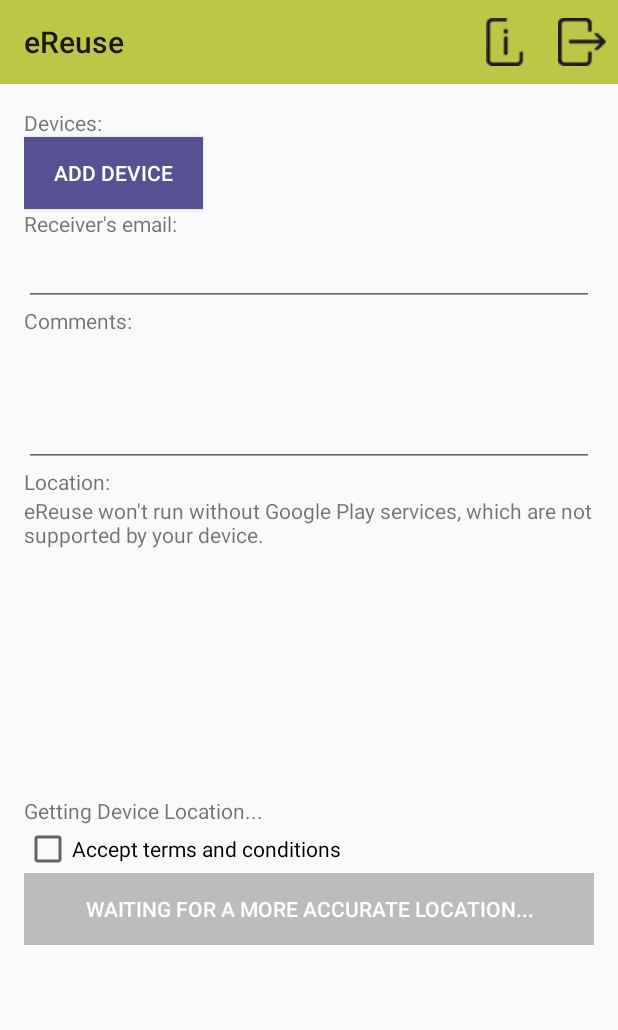
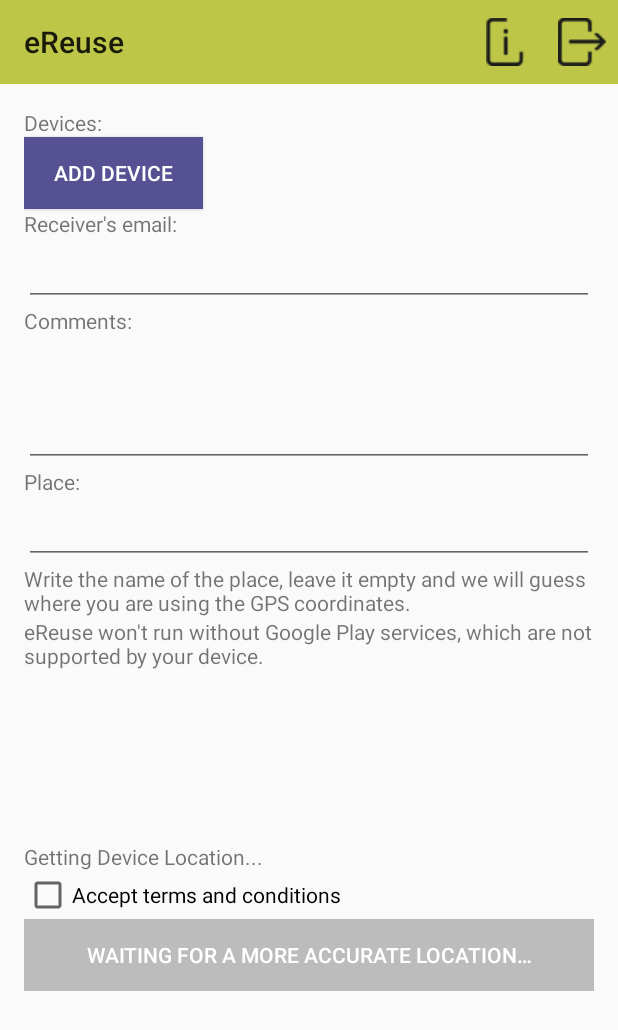
Before and after one commit to eReuse/android-old, an Android app: the FormActivity screen opened directly, with no data from a screen before it, on a phone screen of 412 x 824 dp. Shown: the top 1030 px of the screen. Run offline under Robolectric (Android 15) with nearby library versions, the phone set to English and light mode, and no system bars; libraries missing offline, so code that uses them is left out: com.google.zxing.integration; 3 statements that could not run were skipped.

Commit message:
Let user Locate writing a place, update gradle

```diff
--- a/ereuseAndroidApp/app/src/main/java/org/ereuse/scanner/services/api/ActionRequest.java
+++ b/ereuseAndroidApp/app/src/main/java/org/ereuse/scanner/services/api/ActionRequest.java
@@ -22,7 +22,9 @@
     public ActionRequest(User user, List<String> devicesList, String comment, Location location) {
         this.devices = devicesList;
         this.comment = comment;
-        this.geo = new Point(location);
+        if (location != null)
+            this.geo = new Point(location);
+        else this.geo = null;
     }
 
     public List<String> getDevicesList() {
--- a/ereuseAndroidApp/app/src/main/res/layout/activity_form.xml
+++ b/ereuseAndroidApp/app/src/main/res/layout/activity_form.xml
@@ -95,13 +95,27 @@
                 android:id="@+id/mapLabel"
                 android:text="@string/form_map_label" />
 
+            <EditText
+                android:layout_width="match_parent"
+                android:layout_height="wrap_content"
+                android:layout_below="@id/mapLabel"
+                android:inputType="textShortMessage"
+                android:id="@+id/formMapEditText" />
+
+            <TextView
+                android:layout_width="match_parent"
+                android:layout_height="wrap_content"
+                android:layout_below="@id/formMapEditText"
+                android:id="@+id/mapEditLabel"
+                android:text="@string/form_map_edit_text_hint" />
+
             <fragment xmlns:android="http://schemas.android.com/apk/res/android"
                 xmlns:tools="http://schemas.android.com/tools"
                 android:id="@+id/map"
                 android:name="com.google.android.gms.maps.SupportMapFragment"
                 android:layout_width="match_parent"
-                android:layout_height="200dp"
-                android:layout_below="@id/mapLabel" />
+                android:layout_height="150dp"
+                android:layout_below="@id/mapEditLabel" />
 
             <TextView
                 android:layout_width="match_parent"
--- a/ereuseAndroidApp/app/src/main/res/values/strings.xml
+++ b/ereuseAndroidApp/app/src/main/res/values/strings.xml
@@ -10,6 +10,7 @@
         <item>https://api.devicetag.io/</item>
         <item>http://beta-server.devicetag.io/</item>
         <item>https://devicehub.ereuse.org/</item>
+        <item>http://10.0.2.2:5000/</item>
     </string-array>
 
     <!-- Strings for choose activity -->
@@ -26,7 +27,7 @@
     <string name="form_comments_label">Comments:</string>
     <string name="form_terms_and_conditions_label">Accept terms and conditions</string>
     <string name="form_send_button">Send</string>
-    <string name="form_send_button_disabled">Waiting for a more accurate location...</string>
+    <string name="form_send_button_disabled">Waiting for a more accurate location…</string>
 
     <string name="form_device_name">Device name</string>
     <string name="form_device_manufacturer">Device manufacturer</string>
@@ -34,7 +35,8 @@
     <string name="form_device_remove_button">X</string>
     <string name="form_receiver_email_label">Receiver\'s email:</string>
     <string name="form_receiver_name_label">Receiver\'s name:</string>
-    <string name="form_map_label">Location:</string>
+    <string name="form_map_label">Place:</string>
+    <string name="form_map_edit_text_hint">Write the name of the place, leave it empty and we will guess where you are using the GPS coordinates.</string>
     <string name="form_message_device_already_scanned">This device is already included in the scanned device list!</string>
 
     <string name="form_validation_error_acceptconditions">To perform this action, you must accept the terms and conditions</string>
--- a/ereuseAndroidApp/build.gradle
+++ b/ereuseAndroidApp/build.gradle
@@ -5,7 +5,7 @@
         jcenter()
     }
     dependencies {
-        classpath 'com.android.tools.build:gradle:2.2.0'
+        classpath 'com.android.tools.build:gradle:2.2.3'
 
         // NOTE: Do not place your application dependencies here; they belong
         // in the individual module build.gradle files
```
Also changed, not shown: ereuseAndroidApp/app/src/main/java/org/ereuse/scanner/activities/FormActivity.java (+7 -2 lines), ereuseAndroidApp/app/src/main/java/org/ereuse/scanner/services/AsyncService.java (+5 -2 lines), ereuseAndroidApp/app/src/main/java/org/ereuse/scanner/services/api/LocateRequest.java (+6 -1 lines), 1 other file.
